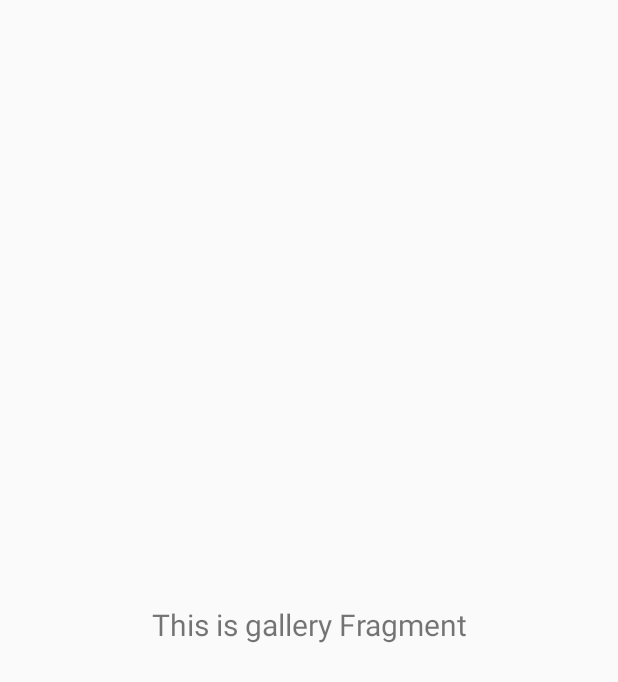
After one commit to JuliLider/Marketplace, an Android app: the fragment GalleryFragment shown on its own in the app's theme, on a phone screen of 412 x 824 dp. The commit adds this screen. Shown: the top 682 px of the screen. Run offline under Robolectric (Android 15) with nearby library versions, the phone set to English and light mode, and no system bars.

Commit message:
commit10

```diff
--- a/app/build.gradle
+++ b/app/build.gradle
@@ -55,6 +55,7 @@ android {
         implementation 'com.google.firebase:firebase-auth-ktx'
         testImplementation 'junit:junit:4.+'
         androidTestImplementation 'androidx.test.ext:junit:1.1.3'
+
         androidTestImplementation 'androidx.test.espresso:espresso-core:3.4.0'
 
         implementation 'com.google.android.gms:play-services-auth:19.2.0'
--- a/app/src/main/AndroidManifest.xml
+++ b/app/src/main/AndroidManifest.xml
@@ -1,8 +1,6 @@
 <?xml version="1.0" encoding="utf-8"?>
 <manifest xmlns:android="http://schemas.android.com/apk/res/android"
     package="com.example.marketplace">
-
-    <uses-permission android:name="android.permission.INTERNET"/>
 
     <application
         android:allowBackup="true"
--- /dev/null
+++ b/app/src/main/java/com/example/marketplace/ui/gallery/GalleryFragment.kt
@@ -0,0 +1,45 @@
+package com.example.marketplace.ui.gallery
+
+import android.os.Bundle
+import android.view.LayoutInflater
+import android.view.View
+import android.view.ViewGroup
+import android.widget.TextView
+import androidx.fragment.app.Fragment
+import androidx.lifecycle.Observer
+import androidx.lifecycle.ViewModelProvider
+import com.example.marketplace.databinding.FragmentGalleryBinding
+
+
+class GalleryFragment : Fragment() {
+
+    private lateinit var galleryViewModel: GalleryViewModel
+    private var _binding: FragmentGalleryBinding? = null
+
+    // This property is only valid between onCreateView and
+    // onDestroyView.
+    private val binding get() = _binding!!
+
+    override fun onCreateView(
+        inflater: LayoutInflater,
+        container: ViewGroup?,
+        savedInstanceState: Bundle?
+    ): View? {
+        galleryViewModel =
+            ViewModelProvider(this).get(GalleryViewModel::class.java)
+
+        _binding = FragmentGalleryBinding.inflate(inflater, container, false)
+        val root: View = binding.root
+
+        val textView: TextView = binding.textGallery
+        galleryViewModel.text.observe(viewLifecycleOwner, Observer {
+            textView.text = it
+        })
+        return root
+    }
+
+    override fun onDestroyView() {
+        super.onDestroyView()
+        _binding = null
+    }
+}
--- /dev/null
+++ b/app/src/main/java/com/example/marketplace/ui/gallery/GalleryViewModel.kt
@@ -0,0 +1,13 @@
+package com.example.marketplace.ui.gallery
+
+import androidx.lifecycle.LiveData
+import androidx.lifecycle.MutableLiveData
+import androidx.lifecycle.ViewModel
+
+class GalleryViewModel : ViewModel() {
+
+    private val _text = MutableLiveData<String>().apply {
+        value = "This is gallery Fragment"
+    }
+    val text: LiveData<String> = _text
+}
--- /dev/null
+++ b/app/src/main/res/layout/fragment_gallery.xml
@@ -0,0 +1,22 @@
+<?xml version="1.0" encoding="utf-8"?>
+<androidx.constraintlayout.widget.ConstraintLayout xmlns:android="http://schemas.android.com/apk/res/android"
+    xmlns:app="http://schemas.android.com/apk/res-auto"
+    xmlns:tools="http://schemas.android.com/tools"
+    android:layout_width="match_parent"
+    android:layout_height="match_parent"
+    tools:context=".ui.gallery.GalleryFragment">
+
+    <TextView
+        android:id="@+id/text_gallery"
+        android:layout_width="match_parent"
+        android:layout_height="wrap_content"
+        android:layout_marginStart="8dp"
+        android:layout_marginTop="8dp"
+        android:layout_marginEnd="8dp"
+        android:textAlignment="center"
+        android:textSize="20sp"
+        app:layout_constraintBottom_toBottomOf="parent"
+        app:layout_constraintEnd_toEndOf="parent"
+        app:layout_constraintStart_toStartOf="parent"
+        app:layout_constraintTop_toTopOf="parent" />
+</androidx.constraintlayout.widget.ConstraintLayout>
```
Also changed, not shown: app/src/main/java/com/example/marketplace/LoginActivity.kt (+17 -15 lines), app/src/main/java/com/example/marketplace/WelcomeActivity.kt (+9 -8 lines), app/src/main/java/com/example/marketplace/ui/home/HomeFragment.kt (added, +45 -0 lines), app/src/main/java/com/example/marketplace/ui/home/HomeViewModel.kt (added, +13 -0 lines), app/src/main/java/com/example/marketplace/ui/slideshow/SlideshowFragment.kt (added, +46 -0 lines), app/src/main/java/com/example/marketplace/ui/slideshow/SlideshowViewModel.kt (added, +13 -0 lines), app/src/main/res/layout/content_home.xml (added, +21 -0 lines), app/src/main/res/layout/fragment_home.xml (added, +22 -0 lines), app/src/main/res/layout/fragment_slideshow.xml (added, +22 -0 lines), app/src/main/res/layout/nav_header_home.xml (added, +72 -0 lines), app/src/main/res/values/strings.xml (+37 -37 lines).
